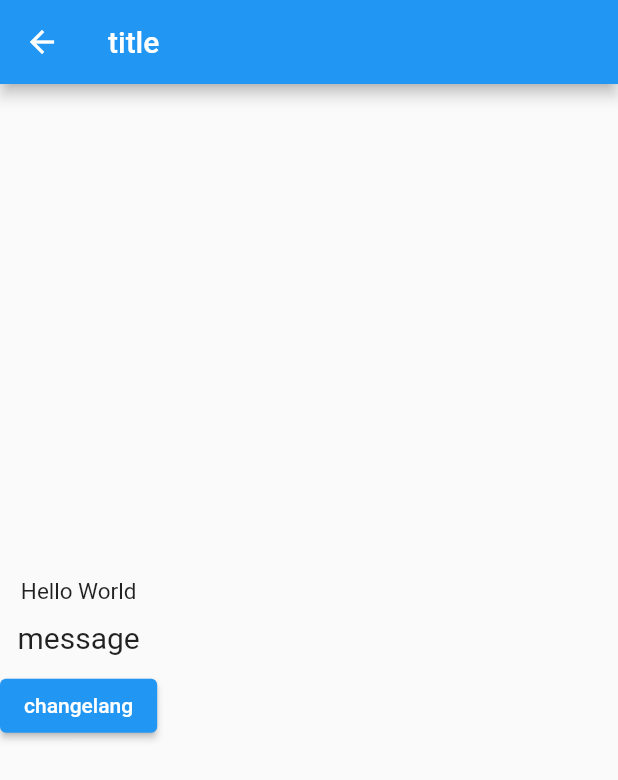
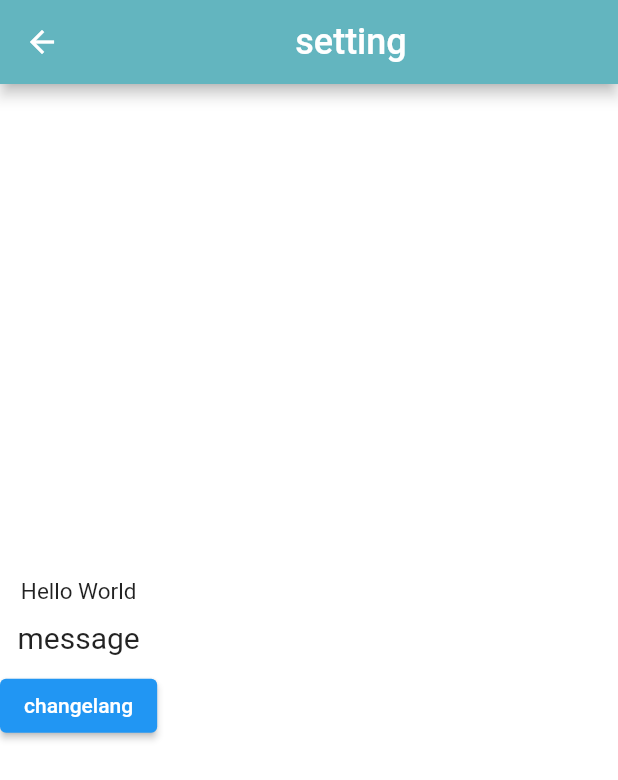
Before and after one commit to khaledsawan/Hungry-, a Flutter app: the SettingPage screen opened directly, on a phone screen of 412 x 824 dp. Shown: the top 780 px of the screen. Run offline on Flutter 3.47's test engine with Material 2 defaults, Android fonts, the phone set to English and light mode, and no system bars; our stand-ins replace dots_indicator, flutter_typeahead, geocoding, geolocator, get, get_storage and 4 more; missing offline and left inert: flutter_keyboard_visibility_web, flutter_secure_storage_web, geolocator_web, google_maps_flutter_web, google_maps_webservice, package_info_plus_web and 1 more; accounts and stored records are empty; network calls fail.

Commit message:
Setting page

```diff
--- a/lib/screen/setting/setting_page.dart
+++ b/lib/screen/setting/setting_page.dart
@@ -1,5 +1,6 @@
 import 'package:flutter/material.dart';
 import 'package:get/get.dart';
+import 'package:shop_delivery_system/utils/colors.dart';
 
 class SettingPage extends StatelessWidget {
   SettingPage({Key? key}) : super(key: key);
@@ -59,8 +60,14 @@ class SettingPage extends StatelessWidget {
   @override
   Widget build(BuildContext context) {
     return Scaffold(
+      backgroundColor: Colors.white,
         appBar: AppBar(
-          title: Text('title'.tr),
+          title: Center(
+              child: Text(
+            'Setting'.tr,
+            style: TextStyle(fontSize: 24),
+          )),
+          backgroundColor: AppColors.mainColor,
         ),
         body: Column(
           mainAxisAlignment: MainAxisAlignment.center,
@@ -79,7 +86,6 @@ class SettingPage extends StatelessWidget {
             SizedBox(
               height: 10,
             ),
-
             ElevatedButton(
                 onPressed: () {
                   ChangeLanguageAlertDialog(context);
--- a/lib/utils/colors.dart
+++ b/lib/utils/colors.dart
@@ -3,7 +3,7 @@ import 'dart:ui';
 class AppColors {
   static final Color textColor = const Color(0xFFccc7c5);
  // static final Color mainColor = const Color(0xFFffd28d); //0xFF89dad0
-   static final Color mainColor =  Color.fromARGB(255, 62, 176, 189);
+   static final Color mainColor =  Color.fromARGB(255, 99, 181, 191);
   //static final Color mainColor = const Color(0xFFfa7552);
   static final Color iconColor1 = const Color(0xFFffd28d);
   static final Color iconColor2 = const Color(0xFFfcab88);
--- a/lib/utils/localeString.dart
+++ b/lib/utils/localeString.dart
@@ -7,9 +7,11 @@ class LocaleString extends Translations {
   Map<String, Map<String, String>> get keys => {
     'en_US': {
       'hello': 'Hello World',
+      'Setting': 'setting',
     },
     'ar_SY': {
       'hello': 'مرحبا',
+      'Setting': 'الاعداتات',
     }
   };
 }
```
Also changed, not shown: lib/screen/home/home_page.dart (+20 -40 lines).
